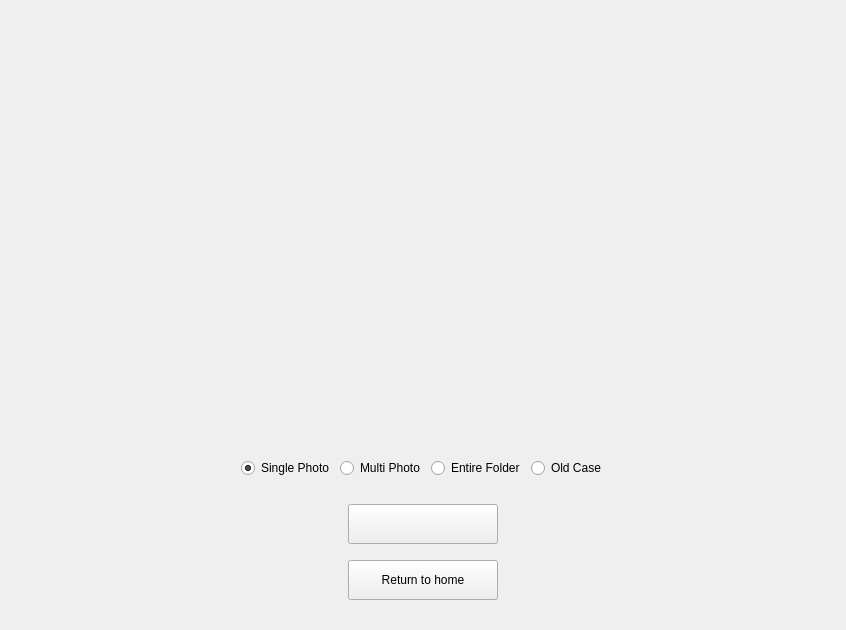
First picture: the form in forms/page3-test.ui, repository apollo-k22/FaceAI-Product, before the edit.
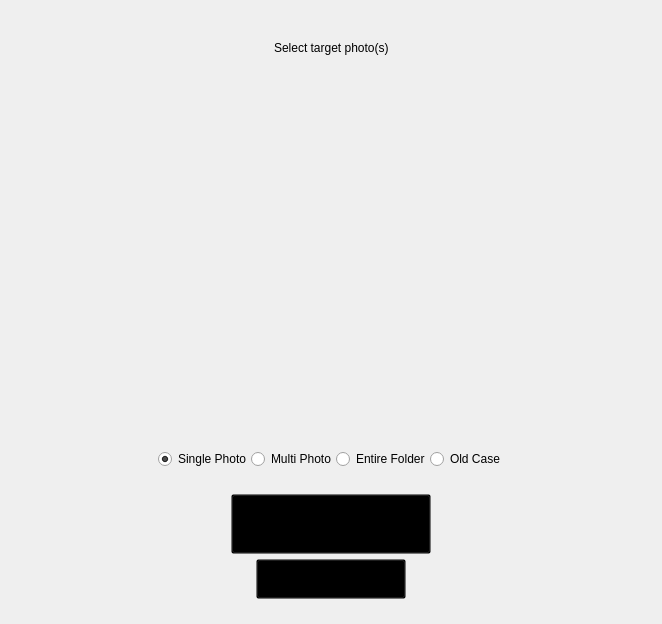
Second picture: the form after the edit. The open tabs and pages were chosen to show the change. Icons and pictures are not drawn.

Patch:
```diff
--- a/forms/page3-test.ui
+++ b/forms/page3-test.ui
@@ -6,13 +6,18 @@
    <rect>
     <x>0</x>
     <y>0</y>
-    <width>846</width>
-    <height>630</height>
+    <width>662</width>
+    <height>624</height>
    </rect>
   </property>
   <property name="windowTitle">
    <string>Page_3</string>
   </property>
+  <property name="styleSheet">
+   <string notr="true">background-image: url(:/newPrefix/Background.png);
+      background-repeat: no-repeat;
+      background-position: center;</string>
+  </property>
   <layout class="QVBoxLayout" name="verticalLayout_2">
    <property name="leftMargin">
     <number>10</number>
@@ -28,14 +33,20 @@
    </property>
    <item>
     <layout class="QVBoxLayout" name="verticalLayout">
+     <property name="spacing">
+      <number>0</number>
+     </property>
      <property name="topMargin">
       <number>0</number>
      </property>
      <property name="bottomMargin">
-      <number>5</number>
+      <number>0</number>
      </property>
      <item>
       <layout class="QHBoxLayout" name="horizontalLayout_7">
+       <property name="spacing">
+        <number>0</number>
+       </property>
        <property name="leftMargin">
         <number>10</number>
        </property>
@@ -50,8 +61,11 @@
        </property>
        <item>
         <layout class="QHBoxLayout" name="horizontalLayout_6">
+         <property name="spacing">
+          <number>0</number>
+         </property>
          <property name="topMargin">
-          <number>5</number>
+          <number>0</number>
          </property>
          <item>
           <widget class="QPushButton" name="cmdbtnGoBack">
@@ -93,6 +107,42 @@
            </property>
           </widget>
          </item>
+         <item>
+          <spacer name="horizontalSpacer_10">
+           <property name="orientation">
+            <enum>Qt::Horizontal</enum>
+           </property>
+           <property name="sizeHint" stdset="0">
+            <size>
+             <width>40</width>
+             <height>20</height>
+            </size>
+           </property>
+          </spacer>
+         </item>
+         <item>
+          <layout class="QHBoxLayout" name="horizontalLayout_12">
+           <property name="spacing">
+            <number>0</number>
+           </property>
+           <property name="leftMargin">
+            <number>35</number>
+           </property>
+           <item>
+            <widget class="QLabel" name="pageTitle">
+             <property name="sizePolicy">
+              <sizepolicy hsizetype="Preferred" vsizetype="Preferred">
+               <horstretch>0</horstretch>
+               <verstretch>0</verstretch>
+              </sizepolicy>
+             </property>
+             <property name="text">
+              <string>Select target photo(s)</string>
+             </property>
+            </widget>
+           </item>
+          </layout>
+         </item>
          <item>
           <spacer name="horizontalSpacer_5">
            <property name="orientation">
@@ -127,9 +177,7 @@
             </size>
            </property>
            <property name="styleSheet">
-            <string notr="true">background-repeat: no-repeat;
-border-radius: 10px;
-background:transparent;</string>
+            <string notr="true">background:transparent;</string>
            </property>
            <property name="text">
             <string/>
@@ -137,6 +185,12 @@
            <property name="pixmap">
             <pixmap resource="../images/images.qrc">:/newPrefix/FaceAI-Logo.png</pixmap>
            </property>
+           <property name="scaledContents">
+            <bool>true</bool>
+           </property>
+           <property name="alignment">
+            <set>Qt::AlignCenter</set>
+           </property>
           </widget>
          </item>
         </layout>
@@ -749,10 +803,19 @@
            </property>
            <property name="minimumSize">
             <size>
-             <width>150</width>
-             <height>40</height>
+             <width>200</width>
+             <height>60</height>
             </size>
            </property>
+           <property name="maximumSize">
+            <size>
+             <width>200</width>
+             <height>50</height>
+            </size>
+           </property>
+           <property name="styleSheet">
+            <string notr="true">background:transparent;</string>
+           </property>
            <property name="text">
             <string/>
            </property>
@@ -762,8 +825,8 @@
            </property>
            <property name="iconSize">
             <size>
-             <width>150</width>
-             <height>40</height>
+             <width>200</width>
+             <height>60</height>
             </size>
            </property>
           </widget>
@@ -792,6 +855,9 @@
              <height>40</height>
             </size>
            </property>
+           <property name="styleSheet">
+            <string notr="true">background:transparent;</string>
+           </property>
            <property name="text">
             <string>Return to home</string>
            </property>
```
Left out of the diff: 5 changed lines with no effect on the pictures.
